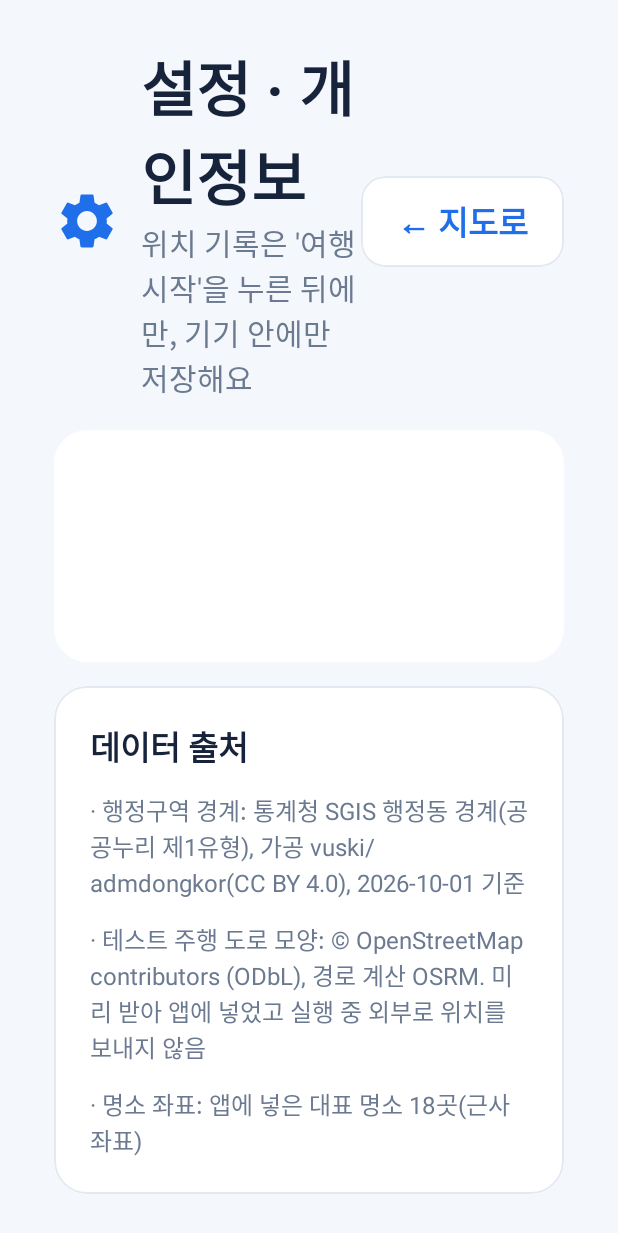
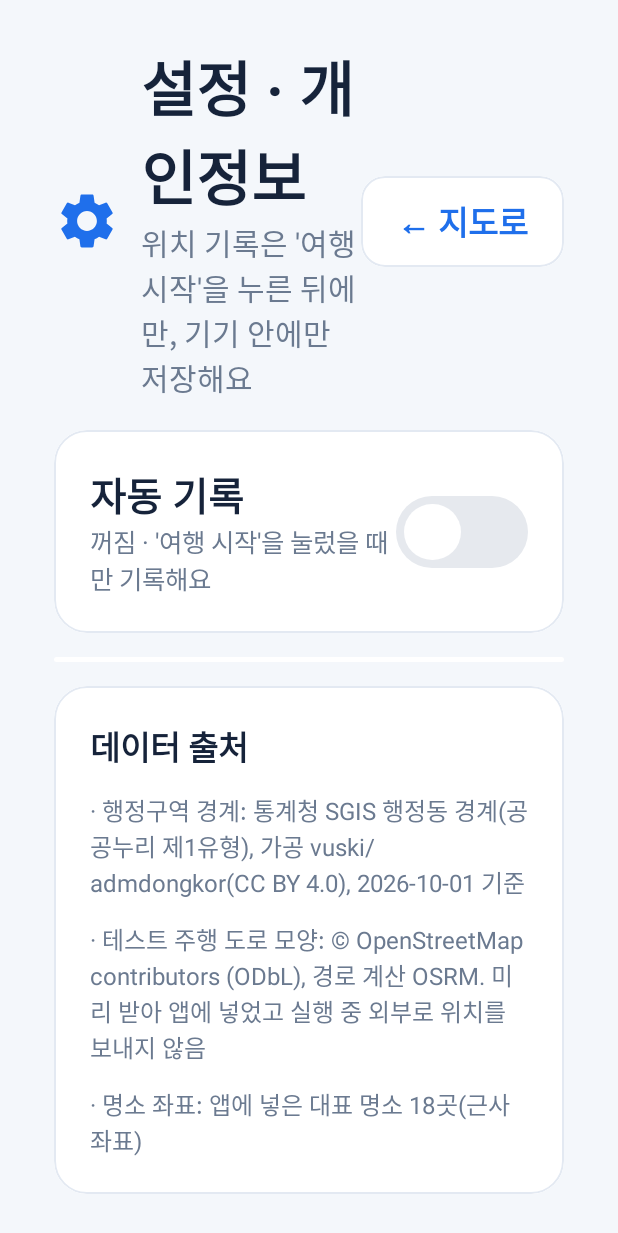
Before and after one commit to haneul2001/RoadCanvas_TimeLine, an Android app built with Jetpack Compose: the composable SettingsScreen called with empty values, on a phone screen of 412 x 824 dp. Shown: the top 1233 px of the screen. Run offline under Robolectric (Android 15) with nearby library versions, the phone set to English and light mode, and no system bars; network calls fail; 6 statements that could not run were skipped.

Commit message:
자동 기록 옵션과 저장 솎기
- 설정의 '자동 기록'(기본 꺼짐, 설명 후 동의): 기어 D에 여행 자동 시작, 주차 30분 뒤 자동 종료, 직접 시작한 여행은 자동 종료 안 함
- 자동 기록 대기 중에는 기록 없이 서비스만 떠 있어 내비가 앞에 있어도 기어 변화를 받음
- 50m 이상 움직였거나 10초가 지난 점만 저장
- release APK 다시 빌드

```diff
--- a/app/src/main/java/com/carnect/roadcanvas/ui/home/Panels.kt
+++ b/app/src/main/java/com/carnect/roadcanvas/ui/home/Panels.kt
@@ -486,10 +486,15 @@ fun SettingsScreen(
     onRemoveZone: (ExcludedZone) -> Unit,
     onClearAll: () -> Unit,
     onClose: () -> Unit,
+    /** 자동 기록 켜짐 여부와 켜고 끄기. */
+    autoRecord: Boolean,
+    autoEndMin: Long,
+    onAutoRecord: (Boolean) -> Unit,
     status: @Composable () -> Unit,
 ) {
     var confirmClear by remember { mutableStateOf(false) }
-    Panel("설정 · 개인정보", "위치 기록은 '여행 시작'을 누른 뒤에만, 기기 안에만 저장해요", onClose, { PanelIcon(Icons.Filled.Settings, Palette.Primary) }) {
+    var confirmAuto by remember { mutableStateOf(false) }
+    Panel("설정 · 개인정보", if (autoRecord) "자동 기록이 켜져 있어요 · 위치는 기기 안에만 저장해요" else "위치 기록은 '여행 시작'을 누른 뒤에만, 기기 안에만 저장해요", onClose, { PanelIcon(Icons.Filled.Settings, Palette.Primary) }) {
         Row(Modifier.fillMaxSize(), horizontalArrangement = Arrangement.spacedBy(24.dp)) {
             CardBox(Modifier.weight(1f).fillMaxHeight()) {
                 Text("지도 색", fontSize = 26.sp, fontWeight = FontWeight.Bold, color = Palette.Ink)
@@ -547,6 +552,35 @@ fun SettingsScreen(
                 }
             }
             Column(Modifier.width(820.dp).fillMaxHeight(), verticalArrangement = Arrangement.spacedBy(16.dp)) {
+                CardBox(Modifier.fillMaxWidth()) {
+                    Row(verticalAlignment = Alignment.CenterVertically) {
+                        Column(Modifier.weight(1f)) {
+                            Text("자동 기록", fontSize = 26.sp, fontWeight = FontWeight.Bold, color = Palette.Ink)
+                            Text(
+                                if (autoRecord) "켜짐 · 주행(기어 D)을 시작하면 기록하고, 주차한 채 ${autoEndMin}분이 지나면 끝내요"
+                                else "꺼짐 · '여행 시작'을 눌렀을 때만 기록해요",
+                                fontSize = 17.sp, color = if (autoRecord) Palette.Green else Palette.Muted,
+                            )
+                        }
+                        Box(
+                            Modifier.size(width = 88.dp, height = 48.dp).clip(RoundedCornerShape(24.dp))
+                                .background(if (autoRecord) Palette.Green else Palette.Unvisited)
+                                .clickable { if (autoRecord) onAutoRecord(false) else confirmAuto = true },
+                            contentAlignment = if (autoRecord) Alignment.CenterEnd else Alignment.CenterStart,
+                        ) { Box(Modifier.padding(5.dp).size(38.dp).clip(CircleShape).background(Color.White)) }
+                    }
+                    if (confirmAuto && !autoRecord) {
+                        Text(
+                            "켜면 주행할 때마다 '여행 시작'을 누르지 않아도 달린 길(위치)을 기록해요. 기록은 기기 안에만 저장되고, " +
+                                "기록 제외 구역(집·회사) 안에서는 저장하지 않으며, 언제든 끄거나 지울 수 있어요. 대기 중에는 알림이 떠 있어요.",
+                            fontSize = 17.sp, color = Palette.Ink,
+                        )
+                        Row(horizontalArrangement = Arrangement.spacedBy(12.dp)) {
+                            Pill("동의하고 켜기", Color.White, Palette.Green, { onAutoRecord(true); confirmAuto = false })
+                            Pill("취소", Palette.Ink, Palette.Card, { confirmAuto = false })
+                        }
+                    }
+                }
                 Box(Modifier.weight(1f).fillMaxWidth().clip(RoundedCornerShape(22.dp)).background(Palette.Card)) { status() }
                 CardBox(Modifier.fillMaxWidth()) {
                     Text("데이터 출처", fontSize = 22.sp, fontWeight = FontWeight.Bold, color = Palette.Ink)
```
Also changed, not shown: app/src/main/java/com/carnect/roadcanvas/MainActivity.kt (+21 -0 lines), app/src/main/java/com/carnect/roadcanvas/RoadCanvasApp.kt (+59 -0 lines), app/src/main/java/com/carnect/roadcanvas/trip/TripRecorder.kt (+10 -0 lines), app/src/main/java/com/carnect/roadcanvas/trip/TripService.kt (+43 -9 lines), 2 other files.
